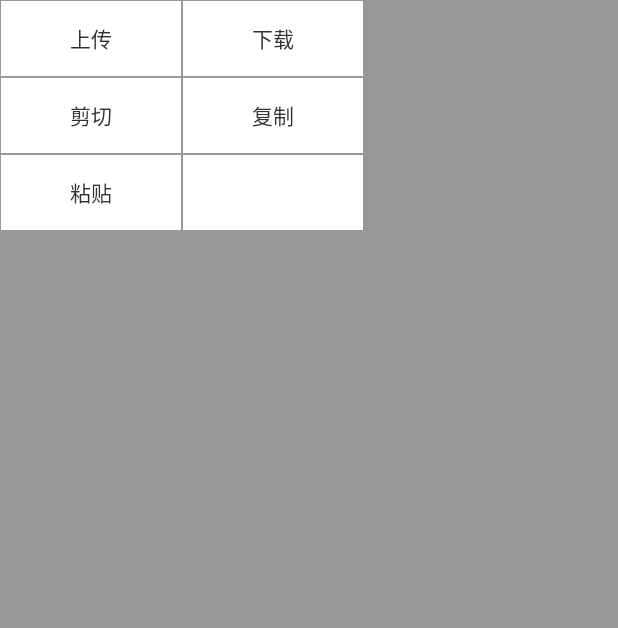
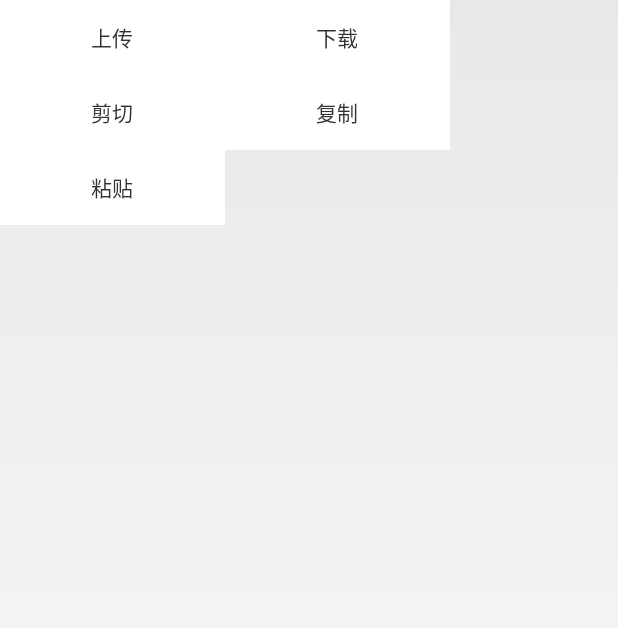
Before and after one commit to wuxinbo/ftpfile, an Android app: the layout grid_menu_layout.xml on its own in the app's theme, with its tools: preview values and no code run, on a phone screen of 412 x 824 dp. Shown: the top 628 px of the screen. Run offline under Robolectric (Android 15) with nearby library versions, the phone set to English and light mode, and no system bars.

Commit message:
2015.4.7 修改菜单选项对话框布局

```diff
--- a/src/main/res/layout/grid_menu_layout.xml
+++ b/src/main/res/layout/grid_menu_layout.xml
@@ -5,34 +5,39 @@
     android:layout_height="match_parent"
     android:rowCount="3"
     android:columnCount="2"
-    android:background="@color/dark"
     >
     <TextView
         android:id="@+id/upload"
         style="@style/menu"
         android:text="@string/upload"
         />
+
+
     <TextView
         android:id="@+id/download"
         style="@style/menu"
         android:text="@string/download"
         />
+
     <TextView
         android:id="@+id/cut"
         style="@style/menu"
         android:text="@string/cut"
         />
+
     <TextView
         android:id="@+id/copy"
         style="@style/menu"
         android:text="@string/copy"
         />
+
     <TextView
         android:id="@+id/paste"
         style="@style/menu"
         android:text="@string/paste"
         />
+
     <TextView
-        style="@style/menu"
+
         />
 </GridLayout>
--- a/src/main/res/values/styles.xml
+++ b/src/main/res/values/styles.xml
@@ -28,11 +28,10 @@
         <item name="android:progressDrawable">@drawable/progress</item>
     </style>
     <style name="menu">
-        <item name="android:height">50dp</item>
-        <item name="android:width">120dp</item>
+        <item name="android:layout_height">50dp</item>
+        <item name="android:layout_width">150dp</item>
         <item name="android:clickable">true</item>
         <item name="android:gravity">center</item><!--文字居中 -->
-        <item name="android:layout_margin">0.1dp</item>
         <item name="android:background">#fff</item>
         <item name="android:onClick">clickMenuView</item>
     </style>
```
